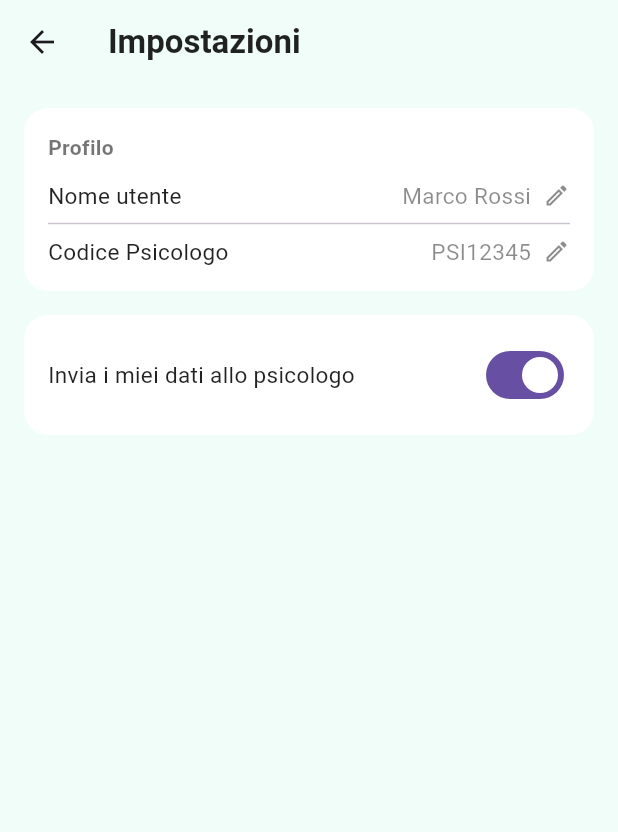
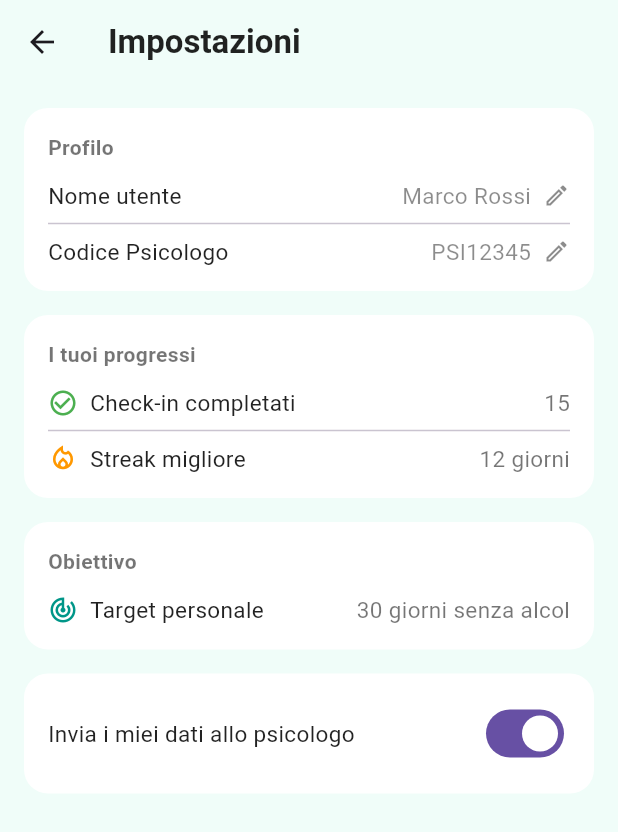
Before and after one commit to Asia1707/Applicazione, a Flutter app: the SettingsScreen screen opened directly, on a phone screen of 412 x 824 dp. Shown: the top 832 px of the screen. Run offline on Flutter 3.47's test engine with Material 3 defaults, Android fonts, the light colour scheme and no system bars; our stand-ins replace jwt_decoder, shared_preferences; accounts and stored records are empty.

Commit message:
settings screen reimpito

```diff
--- a/lib/screens/settingsscreen.dart
+++ b/lib/screens/settingsscreen.dart
@@ -132,6 +132,108 @@ class _SettingsScreenState extends State<SettingsScreen> {
     );
   }
 
+  Widget _buildProgressCard() {
+    return Container(
+      padding: const EdgeInsets.all(16),
+      decoration: BoxDecoration(
+        color: Colors.white,
+        borderRadius: BorderRadius.circular(16),
+      ),
+      child: Column(
+        crossAxisAlignment: CrossAxisAlignment.start,
+        children: [
+          const Text(
+            'I tuoi progressi',
+            style: TextStyle(
+              fontSize: 14,
+              color: Colors.black54,
+              fontWeight: FontWeight.w600,
+            ),
+          ),
+          const SizedBox(height: 12),
+          Row(
+            mainAxisAlignment: MainAxisAlignment.spaceBetween,
+            children: [
+              Row(
+                children: [
+                  const Icon(Icons.check_circle_outline, size: 20, color: Colors.green),
+                  const SizedBox(width: 8),
+                  const Text(
+                    'Check-in completati',
+                    style: TextStyle(fontSize: 15, color: Colors.black87),
+                  ),
+                ],
+              ),
+              const Text(
+                '15',
+                style: TextStyle(fontSize: 15, color: Colors.black54),
+              ),
+            ],
+          ),
+          const Divider(),
+          Row(
+            mainAxisAlignment: MainAxisAlignment.spaceBetween,
+            children: [
+              Row(
+                children: [
+                  const Icon(Icons.local_fire_department_outlined, size: 20, color: Colors.orange),
+                  const SizedBox(width: 8),
+                  const Text(
+                    'Streak migliore',
+                    style: TextStyle(fontSize: 15, color: Colors.black87),
+                  ),
+                ],
+              ),
+              const Text(
+                '12 giorni',
+                style: TextStyle(fontSize: 15, color: Colors.black54),
+              ),
+            ],
+          ),
+        ],
+      ),
+    );
+  }
+
+  Widget _buildTargetCard() {
+    return Container(
+      padding: const EdgeInsets.all(16),
+      decoration: BoxDecoration(
+        color: Colors.white,
+        borderRadius: BorderRadius.circular(16),
+      ),
+      child: Column(
+        crossAxisAlignment: CrossAxisAlignment.start,
+        children: [
+          const Text(
+            'Obiettivo',
+            style: TextStyle(
+              fontSize: 14,
+              color: Colors.black54,
+              fontWeight: FontWeight.w600,
+            ),
+          ),
+          const SizedBox(height: 12),
+          Row(
+            children: [
+              const Icon(Icons.track_changes, size: 20, color: Colors.teal),
+              const SizedBox(width: 8),
+              const Text(
+                'Target personale',
+                style: TextStyle(fontSize: 15, color: Colors.black87),
+              ),
+              const Spacer(),
+              const Text(
+                '30 giorni senza alcol',
+                style: TextStyle(fontSize: 15, color: Colors.black54),
+              ),
+            ],
+          ),
+        ],
+      ),
+    );
+  }
+
   Widget _buildShareDataCard() {
     return Container(
       padding: const EdgeInsets.all(16),
@@ -181,6 +283,10 @@ class _SettingsScreenState extends State<SettingsScreen> {
         children: [
           _buildProfileCard(userProvider),
           const SizedBox(height: 16),
+          _buildProgressCard(),
+          const SizedBox(height: 16),
+          _buildTargetCard(),
+          const SizedBox(height: 16),
           _buildShareDataCard(),
         ],
       ),
```
